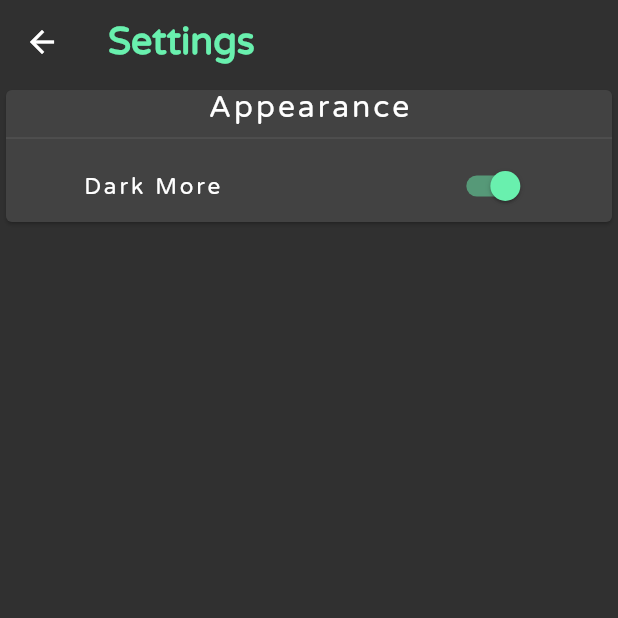
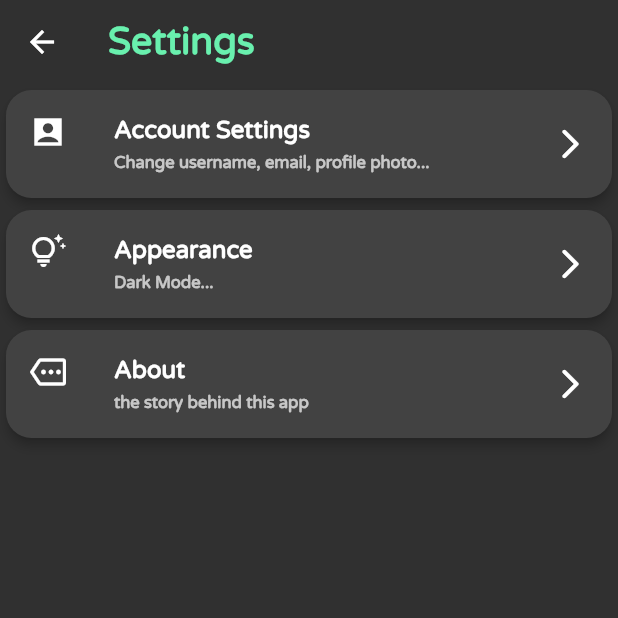
Before and after one commit to Read-Lax/ReadLax, a Flutter app: the SettingsPage screen opened directly, on a phone screen of 412 x 824 dp, the top half of it. Run offline on Flutter 3.47's test engine with Material 2 defaults, Android fonts, the phone set to English and light mode, and no system bars; our stand-ins replace adhan, audioplayers, cloud_firestore, firebase_auth, firebase_core, firebase_storage and 7 more; missing offline and left inert: numeral, slide_digital_clock; accounts and stored records are empty; statements that could not run were skipped.

Commit message:
Changing the design of the page

```diff
--- a/lib/pages/SettingPage.dart
+++ b/lib/pages/SettingPage.dart
@@ -1,5 +1,7 @@
 import 'package:flutter/material.dart';
 import 'package:get/get.dart';
+import 'package:readlex/pages/UserProfilePage.dart';
+import 'package:readlex/pages/aboutPage.dart';
 
 class SettingsPage extends StatefulWidget {
   const SettingsPage({Key? key}) : super(key: key);
@@ -9,18 +11,6 @@ class SettingsPage extends StatefulWidget {
 }
 
 class _SettingsPageState extends State<SettingsPage> {
-  bool isDarkMode = Get.isDarkMode ? true : false;
-  late Color backButtonColor;
-  // setBackButtonColor() {
-  //   setState(() {
-  //     if (Get.isDarkMode) {
-  //       backButtonColor = Colors.white;
-  //     } else {
-  //       Colors.black;
-  //     }
-  //   });
-  // }
-
   @override
   void initState() {
     super.initState();
@@ -32,14 +22,6 @@ class _SettingsPageState extends State<SettingsPage> {
       appBar: AppBar(
         backgroundColor: Colors.transparent,
         elevation: 0,
-        // leading: IconButton(
-        //     icon: Icon(
-        //       Icons.arrow_back_sharp,
-        //       color: backButtonColor,
-        //     ),
-        //     onPressed: () {
-        //       Navigator.pop(context);
-        //     }),
         title: const Text(
           "Settings",
           style: TextStyle(
@@ -53,54 +35,79 @@ class _SettingsPageState extends State<SettingsPage> {
       body: Column(
         children: [
           Card(
-            child: Column(
-              children: [
-                const Text(
+            elevation: 3,
+            shape: RoundedRectangleBorder(
+                borderRadius: BorderRadius.all(Radius.circular(17.0))),
+            child: ListTile(
+              onTap: () {
+                Navigator.push(context,
+                    MaterialPageRoute(builder: (context) => UserProfilePage()));
+              },
+              leading: Icon(Icons.account_box_sharp),
+              title: Text(
+                "Account Settings",
+                style: TextStyle(
+                    fontFamily: "VareLaRound", fontWeight: FontWeight.bold),
+              ),
+              trailing: Icon(Icons.arrow_forward_ios_rounded),
+              subtitle: Text(
+                "Change username, email, profile photo...",
+                style: TextStyle(
+                  fontFamily: "VareLaRound",
+                  fontWeight: FontWeight.bold,
+                  fontSize: 11,
+                ),
+              ),
+            ),
+          ),
+          Card(
+            elevation: 3,
+            shape: RoundedRectangleBorder(
+                borderRadius: BorderRadius.all(Radius.circular(17.0))),
+            child: ListTile(
+              leading: Icon(Icons.tips_and_updates_outlined),
+              title: Text(
                 "Appearance",
                 style: TextStyle(
-                    textBaseline: TextBaseline.ideographic,
+                    fontFamily: "VareLaRound", fontWeight: FontWeight.bold),
+              ),
+              trailing: Icon(Icons.arrow_forward_ios_rounded),
+              subtitle: Text(
+                "Dark Mode...",
+                style: TextStyle(
                   fontFamily: "VareLaRound",
-                    // fontWeight: FontWeight.bold,
-                    fontSize: 20,
-                    letterSpacing: 2,
+                  fontWeight: FontWeight.bold,
+                  fontSize: 11,
                 ),
               ),
-                const Divider(),
-                Row(
-                  mainAxisAlignment: MainAxisAlignment.center,
-                  children: [
-                    const Text(
-                      "Dark More",
+            ),
+          ),
+          Card(
+            elevation: 3,
+            shape: RoundedRectangleBorder(
+                borderRadius: BorderRadius.all(Radius.circular(17.0))),
+            child: ListTile(
+              onTap: () {
+                Navigator.push((context),
+                    MaterialPageRoute(builder: (context) => AboutPage()));
+              },
+              leading: Icon(Icons.more_outlined),
+              title: Text(
+                "About",
+                style: TextStyle(
+                    fontFamily: "VareLaRound", fontWeight: FontWeight.bold),
+              ),
+              trailing: Icon(Icons.arrow_forward_ios_rounded),
+              subtitle: Text(
+                "the story behind this app",
                 style: TextStyle(
                   fontFamily: "VareLaRound",
-                          fontSize: 15,
-                          fontWeight: FontWeight.w500,
-                          letterSpacing: 2),
+                  fontWeight: FontWeight.bold,
+                  fontSize: 11,
                 ),
-                    const SizedBox(
-                      width: 150,
               ),
-                    Switch(
-                        value: isDarkMode,
-                        autofocus: true,
-                        focusColor: Colors.green[50],
-                        hoverColor: Colors.greenAccent,
-                        activeColor: Colors.greenAccent,
-                        inactiveThumbColor: Colors.black,
-                        inactiveTrackColor: Colors.green[100],
-                        onChanged: (bool darkMode) {
-                          setState(() {
-                            isDarkMode ? isDarkMode = false : isDarkMode = true;
-                          });
-                          isDarkMode
-                              ? Get.changeTheme(ThemeData.dark())
-                              : Get.changeTheme(ThemeData.light());
-                        })
-                  ],
             ),
-              ],
           ),
-          )
         ],
       ),
     );
```
Lines whose indentation alone changed are shown as unchanged.
